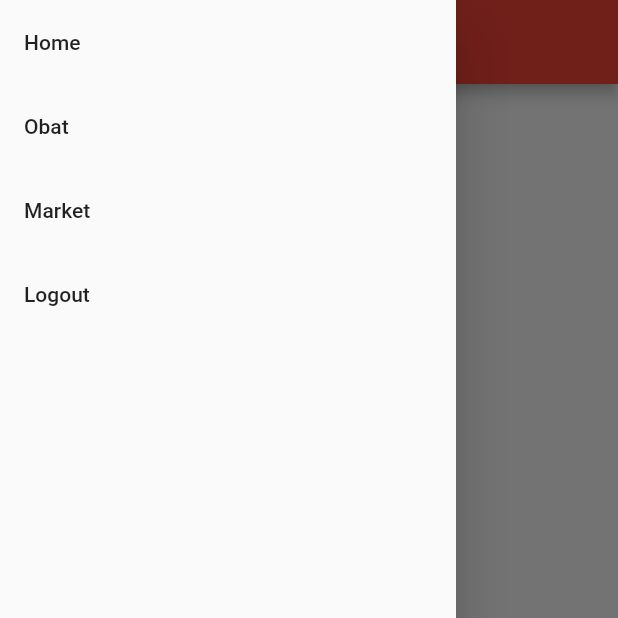
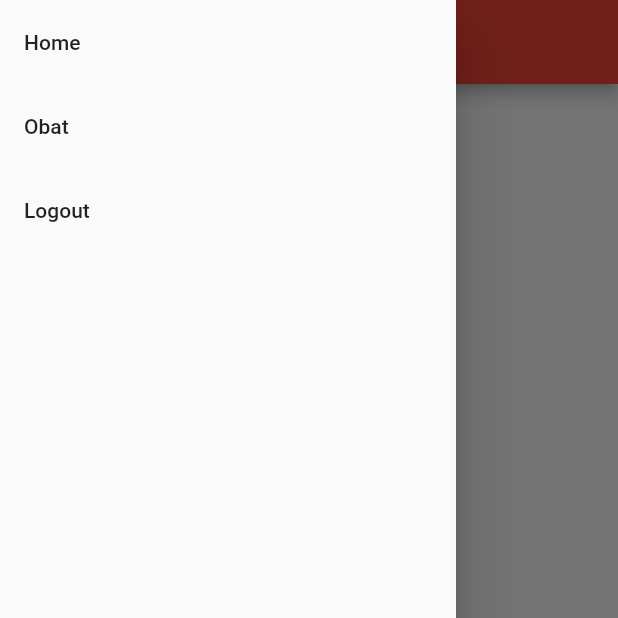
Before and after one commit to pbp-22-b01/pas, a Flutter app: the AdminHomePage screen opened by its route, with the side drawer open, on a phone screen of 412 x 824 dp, the top half of it. Run offline on Flutter 3.47's test engine with Material 2 defaults, Android fonts, the phone set to English and light mode, and no system bars; missing offline and left inert: pbp_django_auth; network calls fail.

Commit message:
Deleting market from admin drawer

```diff
--- a/lib/menus/admin_menu.dart
+++ b/lib/menus/admin_menu.dart
@@ -23,12 +23,6 @@ class AdminMenu extends StatelessWidget {
                 Navigator.of(context).pushReplacementNamed("/medicine/list"),
           ),
           ListTile(
-            title: const Text("Market"),
-            onTap: () {
-              Navigator.of(context).pushReplacementNamed("/market");
-            },
-          ),
-          ListTile(
             title: const Text("Logout"),
             onTap: () {
               logout(request);
```
